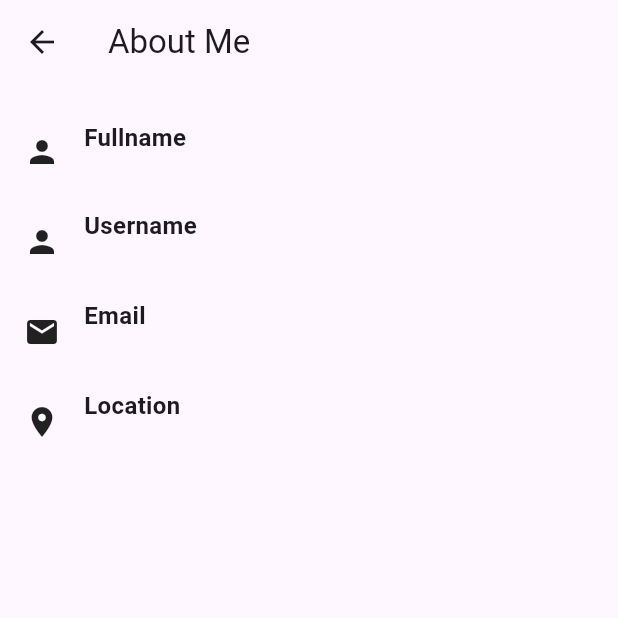
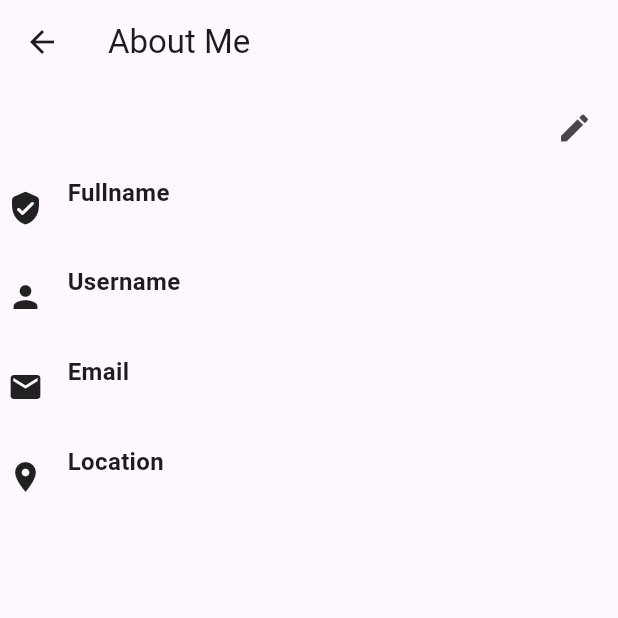
Before and after one commit to MelAlejandrino/jobhive-flutter, a Flutter app: the ProfileAbout screen opened directly, on a phone screen of 412 x 824 dp, the top half of it. Run offline on Flutter 3.47's test engine with Material 3 defaults, Android fonts, the phone set to English and light mode, and no system bars; our stand-ins replace cloud_firestore, firebase_auth, firebase_core, firebase_storage, google_fonts, image_picker; accounts and stored records are empty; project files that could hold a hidden picture were left out.

Commit message:
Update about.dart

```diff
--- a/lib/component/profile/about.dart
+++ b/lib/component/profile/about.dart
@@ -6,6 +6,7 @@ import 'package:provider/provider.dart';
 import 'package:jobhive/provider/auth_provider.dart';
 import 'package:intl/intl.dart';
 import 'package:google_fonts/google_fonts.dart';
+import 'package:jobhive/component/profile/editAbout.dart';
 
 class ProfileAbout extends StatefulWidget {
   const ProfileAbout({Key? key}) : super(key: key);
@@ -28,6 +29,7 @@ class _ProfileAboutState extends State<ProfileAbout> {
         appBar: AppBar(
           title: Text('About Me'),
         ),
+
         body: FutureBuilder<DocumentSnapshot>(
           future: usersCollection.doc(userId).get(),
           builder: (context, snapshot) {
@@ -40,16 +42,31 @@ class _ProfileAboutState extends State<ProfileAbout> {
                 Map<String, dynamic> userData =
                 snapshot.data!.data() as Map<String, dynamic>;
 
+                return Padding(
+                  padding: const EdgeInsets.all(5.0),
 
-                String fullName =
-                    authProvider.user!.firstName + " " + authProvider.user!.lastName;
-
-                return Padding(
-                  padding: const EdgeInsets.all(16.0),
                   child: ListView(
                     children: [
+                      Row(
+                        mainAxisAlignment: MainAxisAlignment.end,
+                        children: [
+                          IconButton(
+                            icon: Icon(Icons.edit),
+                            onPressed: () {
+                              // Navigate to the EditProfileAbout page with the user ID
+                              Navigator.push(
+                                context,
+                                MaterialPageRoute(
+                                  builder: (context) => EditProfileAbout(userId: userId),
+                                ),
+                              );
+
+                            },
+                          ),
+                        ],
+                      ),
                       _buildAboutItem(
-                        icon: Icons.person,
+                        icon: Icons.verified_user_rounded,
                         title: 'Fullname',
                         content: userData['firstName'] +" "+ userData['lastName'] ?? '',
                       ),
```
